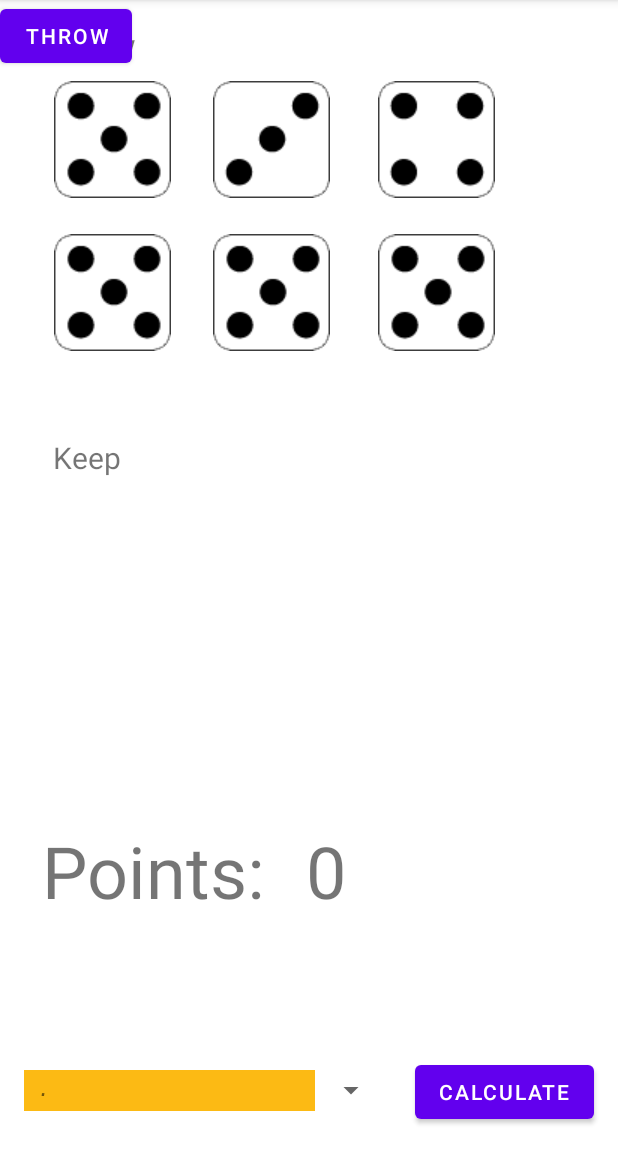
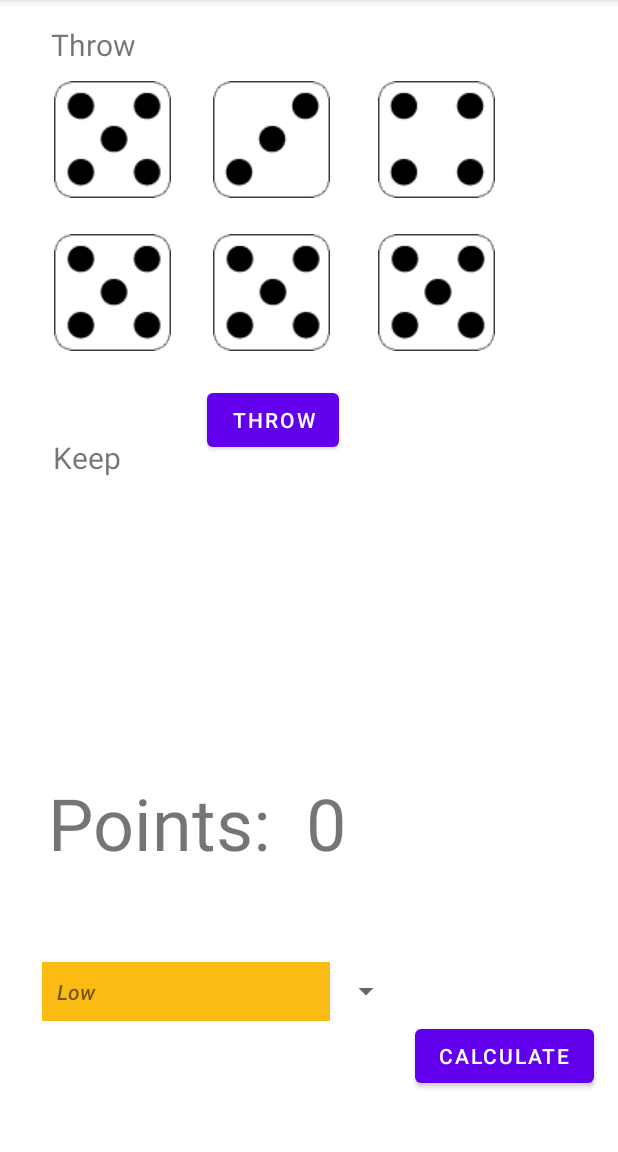
Before and after one commit to Andersson19/Apps, an Android app: the GameScreen screen opened directly, with no data from a screen before it, on a phone screen of 412 x 824 dp, the part 84-1236 px from its top. Run offline under Robolectric (Android 15) with nearby library versions, the phone set to English and light mode, and no system bars.

Commit message:
added comments for code, close to finished

```diff
--- a/app/src/main/java/se/umu/cs/daan0173/thirty/MainActivity.java
+++ b/app/src/main/java/se/umu/cs/daan0173/thirty/MainActivity.java
@@ -21,6 +21,7 @@ public class MainActivity extends AppCompatActivity {
         mStart_button.setOnClickListener(new View.OnClickListener() {
             @Override
             public void onClick(View v) {
+                // Start new Acitivity a.k.a Gamescreen
                 startActivity(new Intent(MainActivity.this, GameScreen.class));
             }
         });
--- a/app/src/main/java/se/umu/cs/daan0173/thirty/ResultScreen.java
+++ b/app/src/main/java/se/umu/cs/daan0173/thirty/ResultScreen.java
@@ -17,6 +17,7 @@ public class ResultScreen extends AppCompatActivity {
     private TextView totalPoints;
     private Button mPlayAgainButton;
 
+    //Display each rounds choice and points in table
     private ArrayList<String> roundChoices;
     private ArrayList<Integer> roundPoints;
 
--- a/app/src/main/res/layout/activity_main.xml
+++ b/app/src/main/res/layout/activity_main.xml
@@ -140,26 +140,28 @@
         android:layout_width="wrap_content"
         android:layout_height="wrap_content"
         android:layout_marginEnd="16dp"
-        android:layout_marginBottom="16dp"
+        android:layout_marginBottom="40dp"
         android:text="@string/calc_button"
         app:layout_constraintBottom_toBottomOf="parent"
         app:layout_constraintEnd_toEndOf="parent" />
 
     <Spinner
         android:id="@+id/choice"
-        android:layout_width="242dp"
-        android:layout_height="27dp"
-        android:layout_marginStart="16dp"
-        android:layout_marginBottom="27dp"
+        android:layout_width="240dp"
+        android:layout_height="wrap_content"
+        android:layout_marginStart="28dp"
+        android:layout_marginTop="49dp"
+        android:layout_marginBottom="76dp"
         app:layout_constraintBottom_toBottomOf="parent"
-        app:layout_constraintStart_toStartOf="parent" />
+        app:layout_constraintStart_toStartOf="parent"
+        app:layout_constraintTop_toBottomOf="@+id/pointView" />
 
     <TextView
         android:id="@+id/pointView"
         android:layout_width="152dp"
         android:layout_height="64dp"
-        android:layout_marginStart="28dp"
-        android:layout_marginTop="304dp"
+        android:layout_marginStart="32dp"
+        android:layout_marginTop="272dp"
         android:text="@string/points"
         android:textSize="48sp"
         app:layout_constraintStart_toStartOf="parent"
@@ -169,8 +171,8 @@
         android:id="@+id/pointView2"
         android:layout_width="wrap_content"
         android:layout_height="wrap_content"
-        android:layout_marginStart="24dp"
-        android:layout_marginTop="304dp"
+        android:layout_marginStart="20dp"
+        android:layout_marginTop="272dp"
         android:text="@string/pointView"
         android:textSize="48sp"
         app:layout_constraintStart_toEndOf="@+id/pointView"
@@ -213,8 +215,10 @@
         android:id="@+id/throwButton"
         android:layout_width="wrap_content"
         android:layout_height="wrap_content"
+        android:layout_marginStart="57dp"
+        android:layout_marginTop="12dp"
         android:text="@string/throwText"
-        tools:layout_editor_absoluteX="137dp"
-        tools:layout_editor_absoluteY="255dp" />
+        app:layout_constraintStart_toEndOf="@+id/textView3"
+        app:layout_constraintTop_toBottomOf="@+id/dice5" />
 
 </androidx.constraintlayout.widget.ConstraintLayout>
--- a/app/src/main/res/values/strings.xml
+++ b/app/src/main/res/values/strings.xml
@@ -8,6 +8,7 @@
     <string name="dice5">dice5</string>
     <string name="dice6">dice6</string>
 
+    <string name="welcomeText">Welcome to Thirty!</string>
     <string name="calc_button">Calculate</string>
     <string name="start_button">Start</string>
     <string name="points">Points: </string>
```
Also changed, not shown: app/src/main/java/se/umu/cs/daan0173/thirty/Algorithm.java (+48 -108 lines), app/src/main/java/se/umu/cs/daan0173/thirty/GameScreen.java (+83 -39 lines), app/src/main/res/layout/activity_start.xml (+14 -3 lines).
